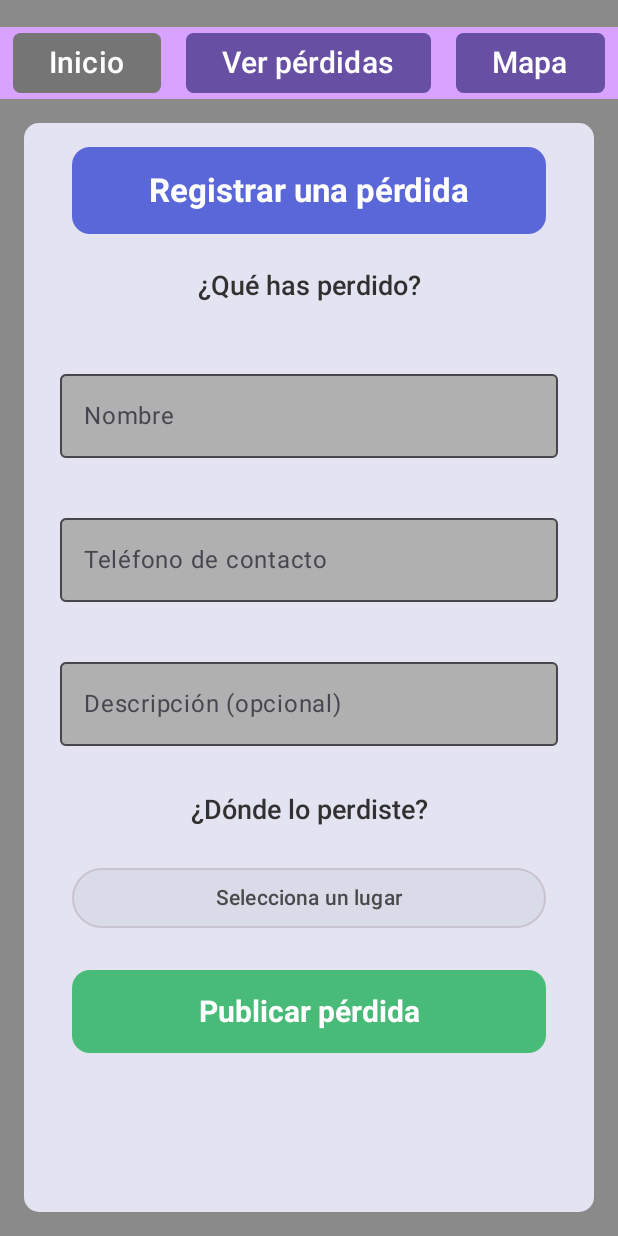
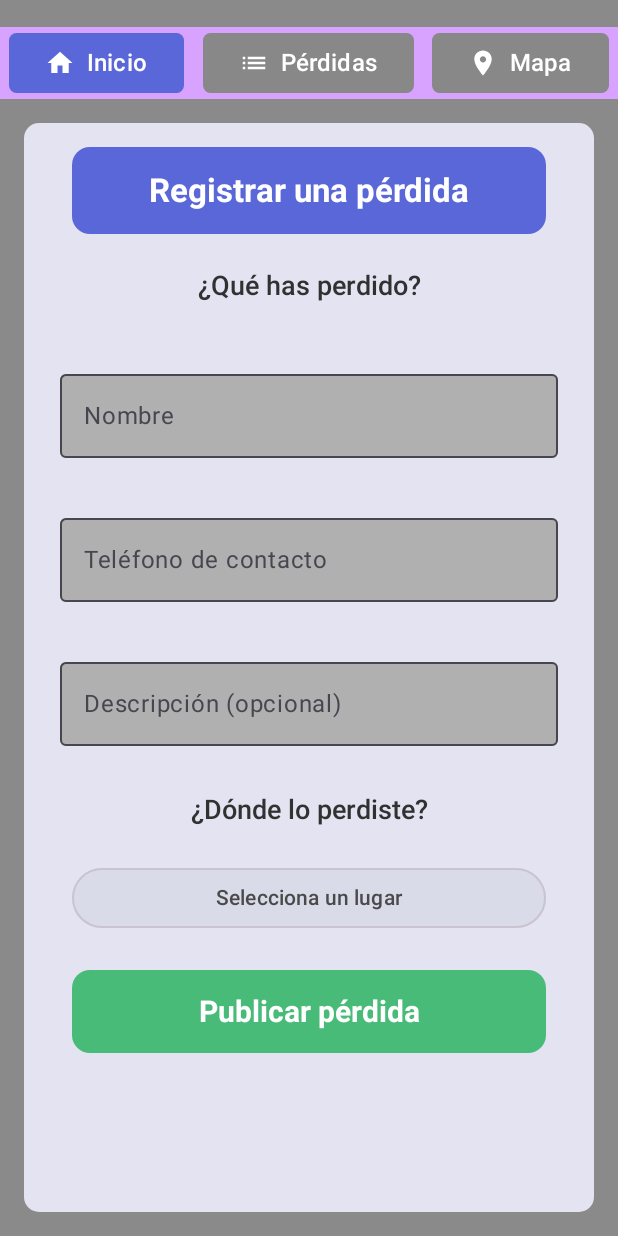
Before and after one commit to fmoorenoo/PerdidasLanzarote, an Android app built with Jetpack Compose: the screen it shows after launch (MainActivity), on a phone screen of 412 x 824 dp. Run offline under Robolectric (Android 15) with nearby library versions, the phone set to English and light mode, and no system bars; our stand-ins replace Room's generated code.

Commit message:
Icono añadido en cada botón

```diff
--- a/app/src/main/java/org/iesharia/perdidaslanzarote/view/MainApp.kt
+++ b/app/src/main/java/org/iesharia/perdidaslanzarote/view/MainApp.kt
@@ -4,9 +4,13 @@ import androidx.compose.foundation.background
 import androidx.compose.foundation.layout.*
 import androidx.compose.foundation.layout.Arrangement
 import androidx.compose.foundation.shape.RoundedCornerShape
+import androidx.compose.material.icons.Icons
+import androidx.compose.material.icons.filled.Home
+import androidx.compose.material.icons.filled.List
+import androidx.compose.material.icons.filled.LocationOn
 import androidx.compose.material3.Button
 import androidx.compose.material3.ButtonDefaults
-import androidx.compose.material3.MaterialTheme
+import androidx.compose.material3.Icon
 import androidx.compose.material3.Text
 import androidx.compose.runtime.Composable
 import androidx.compose.runtime.mutableStateOf
@@ -14,6 +18,7 @@ import androidx.compose.runtime.remember
 import androidx.compose.ui.Alignment
 import androidx.compose.ui.Modifier
 import androidx.compose.ui.graphics.Color
+import androidx.compose.ui.graphics.vector.ImageVector
 import androidx.compose.ui.unit.dp
 import androidx.compose.ui.unit.sp
 import org.iesharia.perdidaslanzarote.viewmodel.AppViewModel
@@ -38,22 +43,22 @@ fun MainApp(appViewModel: AppViewModel) {
         ) {
             NavButton(
                 text = "Inicio",
+                icon = Icons.Default.Home,
                 isSelected = currentScreen.value == "Inicio",
                 onClick = { currentScreen.value = "Inicio" },
-                modifier = Modifier.weight(1f)
             )
             NavButton(
-                text = "Ver pérdidas",
+                text = "Pérdidas",
+                icon = Icons.Default.List,
                 isSelected = currentScreen.value == "Ver pérdidas",
                 onClick = { currentScreen.value = "Ver pérdidas" },
-                modifier = Modifier.weight(1f)
             )
             NavButton(
                 text = "Mapa",
+                icon = Icons.Default.LocationOn,
                 isSelected = currentScreen.value == "Mapa",
                 onClick = { currentScreen.value = "Mapa" },
-                modifier = Modifier.weight(1f)
-            )
+             )
         }
 
         Column(
@@ -73,16 +78,23 @@ fun MainApp(appViewModel: AppViewModel) {
 }
 
 @Composable
-fun NavButton(text: String, isSelected: Boolean, onClick: () -> Unit, modifier: Modifier = Modifier) {
+fun NavButton(text: String, icon: ImageVector, isSelected: Boolean, onClick: () -> Unit) {
     Button(
         onClick = onClick,
         shape = RoundedCornerShape(5.dp),
         colors = ButtonDefaults.buttonColors(
-            containerColor = if (isSelected) Color(0xFF757575) else MaterialTheme.colorScheme.primary,
+            containerColor = if (isSelected) Color(0xFF5A67D8) else Color.Gray,
             contentColor = Color.White
         ),
-        modifier = Modifier.padding(horizontal = 2.dp),
+        modifier = Modifier.padding(horizontal = 4.dp)
     ) {
-        Text(text = text, fontSize = 20.sp)
+        Row(
+            verticalAlignment = Alignment.CenterVertically,
+            horizontalArrangement = Arrangement.Center
+        ) {
+            Icon(imageVector = icon, contentDescription = text, modifier = Modifier.size(20.dp))
+            Spacer(modifier = Modifier.width(8.dp))
+            Text(text = text, fontSize = 16.sp)
+        }
     }
 }
```
